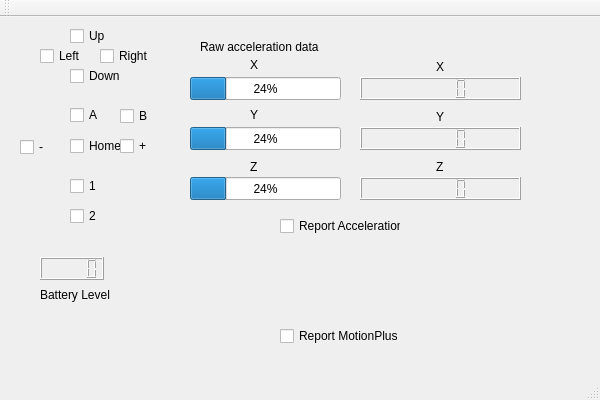
The window that wmainwindow.ui (joseasoler/qwiimote) describes before a commit, drawn with Qt 5.
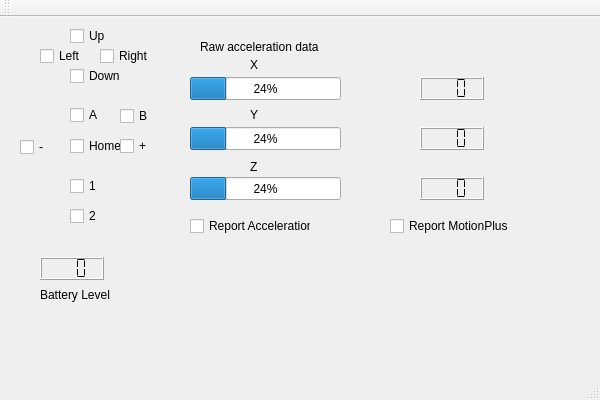
The same window after the commit.

Commit message: GUI changes to show angles.

```diff
--- a/wmainwindow.ui
+++ b/wmainwindow.ui
@@ -238,7 +238,7 @@
    <widget class="QCheckBox" name="report_acceleration">
     <property name="geometry">
      <rect>
-      <x>280</x>
+      <x>190</x>
       <y>200</y>
       <width>121</width>
       <height>18</height>
@@ -261,75 +261,6 @@
      <string>Raw acceleration data</string>
     </property>
    </widget>
-   <widget class="QLabel" name="label_5">
-    <property name="geometry">
-     <rect>
-      <x>436</x>
-      <y>90</y>
-      <width>20</width>
-      <height>20</height>
-     </rect>
-    </property>
-    <property name="text">
-     <string>Y</string>
-    </property>
-   </widget>
-   <widget class="QLabel" name="label_6">
-    <property name="geometry">
-     <rect>
-      <x>436</x>
-      <y>140</y>
-      <width>20</width>
-      <height>20</height>
-     </rect>
-    </property>
-    <property name="text">
-     <string>Z</string>
-    </property>
-   </widget>
-   <widget class="QLabel" name="label_7">
-    <property name="geometry">
-     <rect>
-      <x>436</x>
-      <y>40</y>
-      <width>20</width>
-      <height>20</height>
-     </rect>
-    </property>
-    <property name="text">
-     <string>X</string>
-    </property>
-   </widget>
-   <widget class="QLCDNumber" name="real_acceleration_x">
-    <property name="geometry">
-     <rect>
-      <x>360</x>
-      <y>60</y>
-      <width>161</width>
-      <height>23</height>
-     </rect>
-    </property>
-   </widget>
-   <widget class="QLCDNumber" name="real_acceleration_y">
-    <property name="geometry">
-     <rect>
-      <x>360</x>
-      <y>110</y>
-      <width>161</width>
-      <height>23</height>
-     </rect>
-    </property>
-   </widget>
-   <widget class="QLCDNumber" name="real_acceleration_z">
-    <property name="geometry">
-     <rect>
-      <x>360</x>
-      <y>160</y>
-      <width>161</width>
-      <height>23</height>
-     </rect>
-    </property>
-   </widget>
    <widget class="QLCDNumber" name="battery_level">
     <property name="geometry">
      <rect>
@@ -339,6 +270,12 @@
       <height>23</height>
      </rect>
     </property>
+    <property name="numDigits">
+     <number>3</number>
+    </property>
+    <property name="segmentStyle">
+     <enum>QLCDNumber::Flat</enum>
+    </property>
    </widget>
    <widget class="QLabel" name="label_8">
     <property name="geometry">
@@ -356,8 +293,8 @@
    <widget class="QCheckBox" name="report_motionplus">
     <property name="geometry">
      <rect>
-      <x>280</x>
-      <y>310</y>
+      <x>390</x>
+      <y>200</y>
       <width>121</width>
       <height>18</height>
      </rect>
@@ -366,6 +303,54 @@
      <string>Report MotionPlus</string>
     </property>
    </widget>
+   <widget class="QLCDNumber" name="angle_x">
+    <property name="geometry">
+     <rect>
+      <x>420</x>
+      <y>60</y>
+      <width>64</width>
+      <height>23</height>
+     </rect>
+    </property>
+    <property name="numDigits">
+     <number>3</number>
+    </property>
+    <property name="segmentStyle">
+     <enum>QLCDNumber::Flat</enum>
+    </property>
+   </widget>
+   <widget class="QLCDNumber" name="angle_y">
+    <property name="geometry">
+     <rect>
+      <x>420</x>
+      <y>110</y>
+      <width>64</width>
+      <height>23</height>
+     </rect>
+    </property>
+    <property name="numDigits">
+     <number>3</number>
+    </property>
+    <property name="segmentStyle">
+     <enum>QLCDNumber::Flat</enum>
+    </property>
+   </widget>
+   <widget class="QLCDNumber" name="angle_z">
+    <property name="geometry">
+     <rect>
+      <x>420</x>
+      <y>160</y>
+      <width>64</width>
+      <height>23</height>
+     </rect>
+    </property>
+    <property name="numDigits">
+     <number>3</number>
+    </property>
+    <property name="segmentStyle">
+     <enum>QLCDNumber::Flat</enum>
+    </property>
+   </widget>
   </widget>
   <widget class="QMenuBar" name="menuBar">
    <property name="geometry">
```
Left out of the diff: 2 changed lines with no effect on the pictures. The commit also changes 3 other files.
